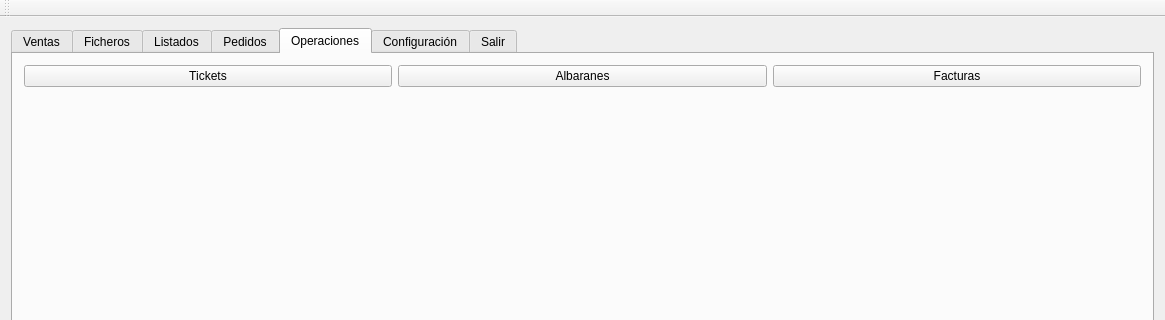
Ladis72/tienda, file tienda.ui: the form before one commit; both pictures show x 0 to 1165 and y 0 to 320 of the 1165 by 728 pixel window.
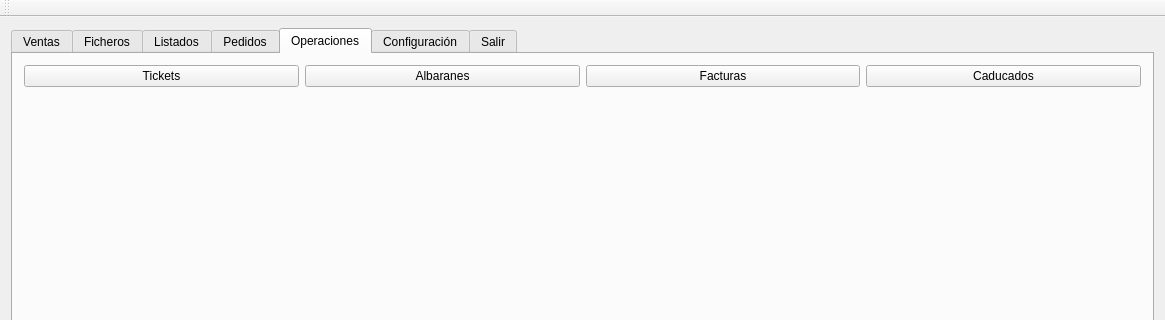
The form after the commit. The open tabs and pages were chosen to show the change.

Patch:
```diff
--- a/tienda.ui
+++ b/tienda.ui
@@ -282,6 +282,13 @@
             </property>
            </widget>
           </item>
+          <item>
+           <widget class="QPushButton" name="pushButtonCaducados">
+            <property name="text">
+             <string>Caducados</string>
+            </property>
+           </widget>
+          </item>
          </layout>
         </item>
         <item row="1" column="0">
```
Left out of the diff: 2 changed lines with no effect on the pictures.
